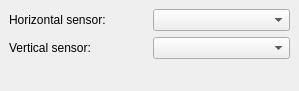
KDE/krita, file krita/plugins/paintops/dynamicbrush/lib/transformations/SizeTransformationEditor.ui: the form before one commit.
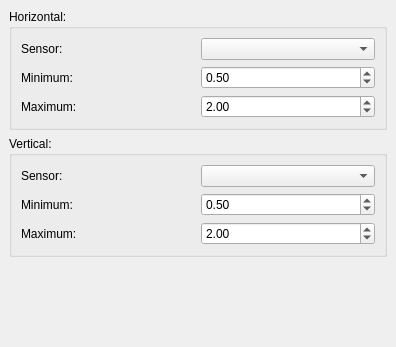
The form after the commit. Custom widgets are drawn as their Qt base class.

Commit message: add minimal/maximal resize options

Patch:
```diff
--- a/krita/plugins/paintops/dynamicbrush/lib/transformations/SizeTransformationEditor.ui
+++ b/krita/plugins/paintops/dynamicbrush/lib/transformations/SizeTransformationEditor.ui
@@ -5,8 +5,8 @@
    <rect>
     <x>0</x>
     <y>0</y>
-    <width>299</width>
-    <height>91</height>
+    <width>396</width>
+    <height>347</height>
    </rect>
   </property>
   <property name="windowTitle" >
@@ -20,6 +20,18 @@
     <number>6</number>
    </property>
    <item>
+    <widget class="QGroupBox" name="groupBox" >
+     <property name="title" >
+      <string>Horizontal:</string>
+     </property>
+     <layout class="QVBoxLayout" >
+      <property name="margin" >
+       <number>9</number>
+      </property>
+      <property name="spacing" >
+       <number>6</number>
+      </property>
+      <item>
     <layout class="QHBoxLayout" >
      <property name="margin" >
       <number>0</number>
@@ -30,7 +42,7 @@
      <item>
       <widget class="QLabel" name="label" >
        <property name="text" >
-        <string>Horizontal sensor:</string>
+           <string>Sensor:</string>
        </property>
       </widget>
      </item>
@@ -48,9 +60,78 @@
       <number>6</number>
      </property>
      <item>
+         <widget class="QLabel" name="label_3" >
+          <property name="text" >
+           <string>Minimum:</string>
+          </property>
+         </widget>
+        </item>
+        <item>
+         <widget class="QDoubleSpinBox" name="spinBoxHorizontalMinimum" >
+          <property name="maximum" >
+           <double>2.000000000000000</double>
+          </property>
+          <property name="value" >
+           <double>0.500000000000000</double>
+          </property>
+         </widget>
+        </item>
+       </layout>
+      </item>
+      <item>
+       <layout class="QHBoxLayout" >
+        <property name="margin" >
+         <number>0</number>
+        </property>
+        <property name="spacing" >
+         <number>6</number>
+        </property>
+        <item>
+         <widget class="QLabel" name="label_4" >
+          <property name="text" >
+           <string>Maximum:</string>
+          </property>
+         </widget>
+        </item>
+        <item>
+         <widget class="QDoubleSpinBox" name="spinBoxHorizontalMaximum" >
+          <property name="maximum" >
+           <double>4.000000000000000</double>
+          </property>
+          <property name="value" >
+           <double>2.000000000000000</double>
+          </property>
+         </widget>
+        </item>
+       </layout>
+      </item>
+     </layout>
+    </widget>
+   </item>
+   <item>
+    <widget class="QGroupBox" name="groupBox_2" >
+     <property name="title" >
+      <string>Vertical:</string>
+     </property>
+     <layout class="QVBoxLayout" >
+      <property name="margin" >
+       <number>9</number>
+      </property>
+      <property name="spacing" >
+       <number>6</number>
+      </property>
+      <item>
+       <layout class="QHBoxLayout" >
+        <property name="margin" >
+         <number>0</number>
+        </property>
+        <property name="spacing" >
+         <number>6</number>
+        </property>
+        <item>
       <widget class="QLabel" name="label_2" >
        <property name="text" >
-        <string>Vertical sensor:</string>
+           <string>Sensor:</string>
        </property>
       </widget>
      </item>
@@ -60,14 +141,71 @@
     </layout>
    </item>
    <item>
+       <layout class="QHBoxLayout" >
+        <property name="margin" >
+         <number>0</number>
+        </property>
+        <property name="spacing" >
+         <number>6</number>
+        </property>
+        <item>
+         <widget class="QLabel" name="label_5" >
+          <property name="text" >
+           <string>Minimum:</string>
+          </property>
+         </widget>
+        </item>
+        <item>
+         <widget class="QDoubleSpinBox" name="spinBoxVerticalMinimum" >
+          <property name="maximum" >
+           <double>2.000000000000000</double>
+          </property>
+          <property name="value" >
+           <double>0.500000000000000</double>
+          </property>
+         </widget>
+        </item>
+       </layout>
+      </item>
+      <item>
+       <layout class="QHBoxLayout" >
+        <property name="margin" >
+         <number>0</number>
+        </property>
+        <property name="spacing" >
+         <number>6</number>
+        </property>
+        <item>
+         <widget class="QLabel" name="label_6" >
+          <property name="text" >
+           <string>Maximum:</string>
+          </property>
+         </widget>
+        </item>
+        <item>
+         <widget class="QDoubleSpinBox" name="spinBoxVerticalMaximum" >
+          <property name="maximum" >
+           <double>4.000000000000000</double>
+          </property>
+          <property name="value" >
+           <double>2.000000000000000</double>
+          </property>
+         </widget>
+        </item>
+       </layout>
+      </item>
+     </layout>
+    </widget>
+   </item>
+   <item>
     <spacer>
      <property name="orientation" >
       <enum>Qt::Vertical</enum>
      </property>
      <property name="sizeHint" >
       <size>
-       <width>20</width>
-       <height>40</height>
+       <width>281</width>
+       <height>16</height>
       </size>
      </property>
     </spacer>
```
Lines whose indentation alone changed are shown as unchanged. The commit also changes 2 other files.
